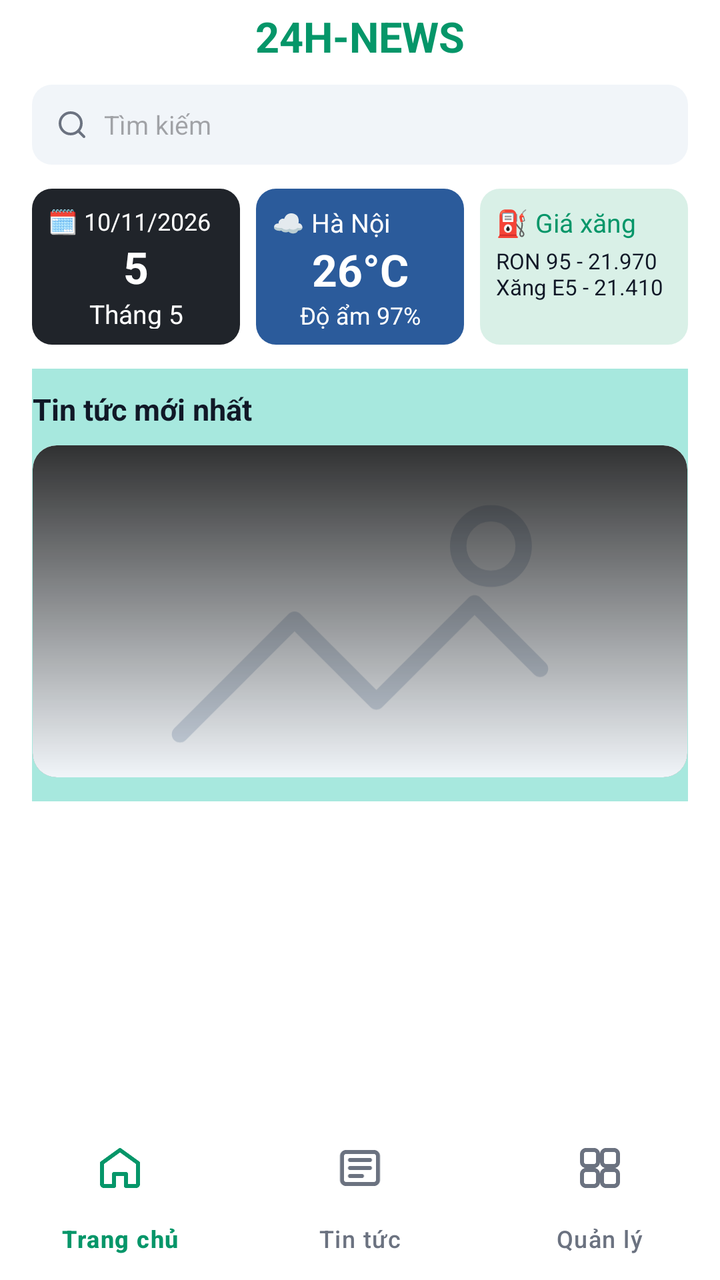
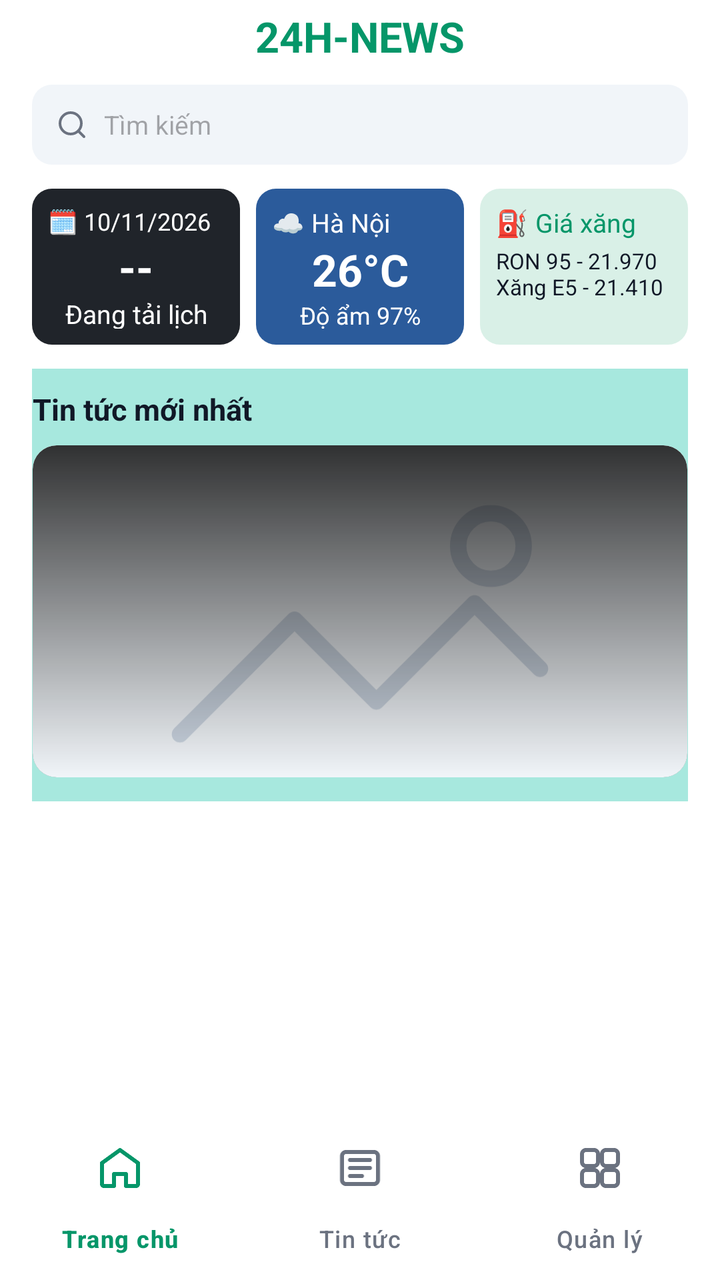

The first picture is an Android layout as it rendered before a commit; the second is the same layout after the commit. The layout source and the unified diff follow.
<!-- AndroidManifest.xml: application theme Theme.NewsManagement -->
<!-- res/layout/activity_home.xml -->
<?xml version="1.0" encoding="utf-8"?>
<androidx.constraintlayout.widget.ConstraintLayout xmlns:android="http://schemas.android.com/apk/res/android"
    xmlns:app="http://schemas.android.com/apk/res-auto"
    android:id="@+id/main"
    android:layout_width="match_parent"
    android:layout_height="match_parent"
    android:background="@color/white">

    <ScrollView
        android:id="@+id/homeScroll"
        android:layout_width="0dp"
        android:layout_height="0dp"
        android:fillViewport="true"
        android:clipToPadding="false"
        android:paddingStart="16dp"
        android:paddingTop="4dp"
        android:paddingEnd="16dp"
        android:paddingBottom="12dp"
        app:layout_constraintBottom_toTopOf="@id/bottomNavigation"
        app:layout_constraintEnd_toEndOf="parent"
        app:layout_constraintStart_toStartOf="parent"
        app:layout_constraintTop_toTopOf="parent">

        <LinearLayout
            android:layout_width="match_parent"
            android:layout_height="wrap_content"
            android:orientation="vertical">

            <TextView
                android:layout_width="match_parent"
                android:layout_height="wrap_content"
                android:gravity="center"
                android:text="24H-NEWS"
                android:textColor="@color/nav_active_green"
                android:textSize="21sp"
                android:textStyle="bold" />

            <LinearLayout
                android:layout_width="match_parent"
                android:layout_height="40dp"
                android:layout_marginTop="10dp"
                android:background="@drawable/bg_search_input"
                android:gravity="center_vertical"
                android:paddingStart="12dp"
                android:paddingEnd="12dp">

                <ImageView
                    android:layout_width="16dp"
                    android:layout_height="16dp"
                    android:contentDescription="Tìm kiếm"
                    android:src="@drawable/ic_search"
                    app:tint="@color/text_muted" />

                <EditText
                    android:id="@+id/etHomeSearch"
                    android:layout_width="match_parent"
                    android:layout_height="match_parent"
                    android:layout_marginStart="8dp"
                    android:background="@null"
                    android:hint="Tìm kiếm"
                    android:inputType="text"
                    android:maxLines="1"
                    android:textSize="13sp" />
            </LinearLayout>

            <LinearLayout
                android:layout_width="match_parent"
                android:layout_height="78dp"
                android:layout_marginTop="12dp"
                android:baselineAligned="false"
                android:orientation="horizontal">

                <LinearLayout
                    android:layout_width="0dp"
                    android:layout_height="match_parent"
                    android:layout_marginEnd="4dp"
                    android:layout_weight="1"
                    android:background="@drawable/bg_home_card_dark"
                    android:orientation="vertical"
                    android:padding="8dp">

                    <TextView
                        android:layout_width="wrap_content"
                        android:layout_height="wrap_content"
                        android:text="🗓️ 10/11/2026"
                        android:textColor="@color/white"
                        android:textSize="12sp" />

                    <TextView
                        android:layout_width="match_parent"
                        android:layout_height="wrap_content"
                        android:gravity="center"
                        android:text="5"
                        android:textColor="@color/white"
                        android:textSize="22sp"
                        android:textStyle="bold" />

                    <TextView
                        android:layout_width="match_parent"
                        android:layout_height="wrap_content"
                        android:gravity="center"
                        android:text="Tháng 5"
                        android:textColor="@color/white"
                        android:textSize="13sp" />
                </LinearLayout>

                <LinearLayout
                    android:layout_width="0dp"
                    android:layout_height="match_parent"
                    android:layout_marginStart="4dp"
                    android:layout_marginEnd="4dp"
                    android:layout_weight="1"
                    android:background="@drawable/bg_home_card_blue"
                    android:orientation="vertical"
                    android:padding="8dp">

                    <TextView
                        android:layout_width="wrap_content"
                        android:layout_height="wrap_content"
                        android:text="☁ Hà Nội"
                        android:textColor="@color/white"
                        android:textSize="13sp" />

                    <TextView
                        android:layout_width="match_parent"
                        android:layout_height="wrap_content"
                        android:gravity="center"
                        android:text="26°C"
                        android:textColor="@color/white"
                        android:textSize="22sp"
                        android:textStyle="bold" />

                    <TextView
                        android:layout_width="match_parent"
                        android:layout_height="wrap_content"
                        android:gravity="center"
                        android:text="Độ ẩm 97%"
                        android:textColor="@color/white"
                        android:textSize="12sp" />
                </LinearLayout>

                <LinearLayout
                    android:layout_width="0dp"
                    android:layout_height="match_parent"
                    android:layout_marginStart="4dp"
                    android:layout_weight="1"
                    android:background="@drawable/bg_home_card_green"
                    android:orientation="vertical"
                    android:padding="8dp">

                    <TextView
                        android:layout_width="wrap_content"
                        android:layout_height="wrap_content"
                        android:text="⛽️ Giá xăng"
                        android:textColor="@color/nav_active_green"
                        android:textSize="13sp" />

                    <TextView
                        android:layout_width="match_parent"
                        android:layout_height="wrap_content"
                        android:layout_marginTop="3dp"
                        android:text="RON 95 - 21.970\nXăng E5 - 21.410"
                        android:textColor="@color/text_primary"
                        android:textSize="11sp" />
                </LinearLayout>
            </LinearLayout>

            <LinearLayout
                android:layout_width="match_parent"
                android:layout_height="wrap_content"
                android:layout_marginStart="-16dp"
                android:layout_marginTop="12dp"
                android:layout_marginEnd="-16dp"
                android:background="#A7E8DE"
                android:orientation="vertical"
                android:paddingStart="16dp"
                android:paddingTop="10dp"
                android:paddingEnd="16dp"
                android:paddingBottom="12dp">

                <TextView
                    android:layout_width="wrap_content"
                    android:layout_height="wrap_content"
                    android:text="Tin tức mới nhất"
                    android:textColor="@color/text_primary"
                    android:textSize="15sp"
                    android:textStyle="bold" />

                <FrameLayout
                    android:id="@+id/featuredNews"
                    android:layout_width="match_parent"
                    android:layout_height="166dp"
                    android:layout_marginTop="8dp"
                    android:background="@drawable/bg_featured_news"
                    android:clickable="true"
                    android:focusable="true"
                    android:clipToOutline="true">

                    <ImageView
                        android:layout_width="match_parent"
                        android:layout_height="match_parent"
                        android:contentDescription="Ảnh tin nổi bật"
                        android:scaleType="centerCrop"
                        android:src="@drawable/ic_image_placeholder" />

                    <View
                        android:layout_width="match_parent"
                        android:layout_height="match_parent"
                        android:background="@drawable/bg_featured_news_overlay" />

                    <LinearLayout
                        android:layout_width="match_parent"
                        android:layout_height="wrap_content"
                        android:layout_gravity="bottom"
                        android:orientation="vertical"
                        android:padding="10dp">

                        <TextView
                            android:id="@+id/tvFeaturedCategory"
                            android:layout_width="wrap_content"
                            android:layout_height="wrap_content"
                            android:textColor="@color/white"
                            android:textSize="14sp" />

                        <TextView
                            android:id="@+id/tvFeaturedTitle"
                            android:layout_width="match_parent"
                            android:layout_height="wrap_content"
                            android:layout_marginTop="4dp"
                            android:ellipsize="end"
                            android:maxLines="2"
                            android:textColor="@color/white"
                            android:textSize="16sp"
                            android:textStyle="bold" />

                        <TextView
                            android:id="@+id/tvFeaturedTime"
                            android:layout_width="wrap_content"
                            android:layout_height="wrap_content"
                            android:layout_marginTop="4dp"
                            android:textColor="@color/white"
                            android:textSize="9sp" />
                    </LinearLayout>
                </FrameLayout>
            </LinearLayout>

            <androidx.recyclerview.widget.RecyclerView
                android:id="@+id/rvLatestNews"
                android:layout_width="match_parent"
                android:layout_height="wrap_content"
                android:nestedScrollingEnabled="false"
                android:paddingTop="8dp" />
        </LinearLayout>
    </ScrollView>

    <com.google.android.material.bottomnavigation.BottomNavigationView
        android:id="@+id/bottomNavigation"
        android:layout_width="0dp"
        android:layout_height="wrap_content"
        android:background="@color/white"
        app:elevation="0dp"
        app:itemActiveIndicatorStyle="@style/Widget.Custom.NoIndicator"
        app:itemIconSize="24dp"
        app:itemIconTint="@color/bottom_nav_color_selector"
        app:itemTextColor="@color/bottom_nav_color_selector"
        app:labelVisibilityMode="labeled"
        app:layout_constraintBottom_toBottomOf="parent"
        app:layout_constraintEnd_toEndOf="parent"
        app:layout_constraintStart_toStartOf="parent"
        app:menu="@menu/bottom_nav_menu" />
</androidx.constraintlayout.widget.ConstraintLayout>
<!-- resources referenced by this layout -->
<resources>
  <color name="nav_active_green">#059669</color>
  <color name="text_muted">#6B7280</color>
  <color name="text_primary">#111827</color>
  <color name="white">#FFFFFFFF</color>
  <!-- drawable bg_featured_news (drawable) -->
  <?xml version="1.0" encoding="utf-8"?>
  <layer-list xmlns:android="http://schemas.android.com/apk/res/android">
      <item>
          <shape android:shape="rectangle">
              <solid android:color="#40514E" />
              <corners android:radius="12dp" />
          </shape>
      </item>
      <item android:top="90dp">
          <shape android:shape="rectangle">
              <gradient
                  android:angle="90"
                  android:endColor="#CC000000"
                  android:startColor="#00000000" />
              <corners android:radius="12dp" />
          </shape>
      </item>
  </layer-list>
  <!-- drawable bg_featured_news_overlay (drawable) -->
  <?xml version="1.0" encoding="utf-8"?>
  <shape xmlns:android="http://schemas.android.com/apk/res/android"
      android:shape="rectangle">
      <gradient
          android:angle="90"
          android:endColor="#CC000000"
          android:startColor="#00000000" />
      <corners android:radius="12dp" />
  </shape>
  <!-- drawable bg_home_card_blue (drawable) -->
  <?xml version="1.0" encoding="utf-8"?>
  <shape xmlns:android="http://schemas.android.com/apk/res/android">
      <solid android:color="#2B5B9B" />
      <corners android:radius="10dp" />
  </shape>
  <!-- drawable bg_home_card_dark (drawable) -->
  <?xml version="1.0" encoding="utf-8"?>
  <shape xmlns:android="http://schemas.android.com/apk/res/android">
      <solid android:color="#20242A" />
      <corners android:radius="10dp" />
  </shape>
  <!-- drawable bg_home_card_green (drawable) -->
  <?xml version="1.0" encoding="utf-8"?>
  <shape xmlns:android="http://schemas.android.com/apk/res/android">
      <solid android:color="#D9F0E7" />
      <corners android:radius="10dp" />
  </shape>
  <!-- drawable bg_search_input (drawable) -->
  <?xml version="1.0" encoding="utf-8"?>
  <shape xmlns:android="http://schemas.android.com/apk/res/android"
      android:shape="rectangle">
      <solid android:color="@color/search_bg" />
      <corners android:radius="10dp" />
  </shape>
  <!-- drawable ic_image_placeholder (drawable) -->
  <vector xmlns:android="http://schemas.android.com/apk/res/android"
      android:width="80dp"
      android:height="60dp"
      android:viewportWidth="80"
      android:viewportHeight="60">
    <path
        android:fillColor="#F1F5F9"
        android:pathData="M0,0h80v60H0z" />
    <path
        android:fillColor="@android:color/transparent"
        android:strokeColor="#CBD5E1"
        android:strokeWidth="2"
        android:strokeLineCap="round"
        android:strokeLineJoin="round"
        android:pathData="M18,45l14,-14l10,10l12,-12l8,8M52,22a4,4 0 1,0 8,0a4,4 0 1,0 -8,0" />
  </vector>
  <!-- drawable ic_search (drawable) -->
  <vector xmlns:android="http://schemas.android.com/apk/res/android"
      android:width="24dp"
      android:height="24dp"
      android:viewportWidth="24"
      android:viewportHeight="24">
    <path
        android:fillColor="@android:color/transparent"
        android:strokeColor="#FF000000"
        android:strokeWidth="2"
        android:strokeLineCap="round"
        android:strokeLineJoin="round"
        android:pathData="M11,19a8,8 0 1,0 0,-16 8,8 0 0,0 0,16zM21,21l-4.35,-4.35" />
  </vector>
  <style name="Widget.Custom.NoIndicator" parent="Widget.Material3.BottomNavigationView.ActiveIndicator">
          <item name="android:color">@android:color/transparent</item>
      </style>
  <style name="Theme.NewsManagement" parent="Base.Theme.NewsManagement" />
  <color name="search_bg">#F1F5F9</color>
  <style name="Base.Theme.NewsManagement" parent="Theme.Material3.DayNight.NoActionBar">
          
          <item name="android:statusBarColor">@color/white</item>
          <item name="android:windowLightStatusBar">true</item>
      </style>
</resources>

<!-- the commit's change to res/layout/activity_home.xml (unified diff, before → after) -->
@@ -80,6 +80,7 @@
                     android:padding="8dp">
 
                     <TextView
+                        android:id="@+id/tvLunarSolarDate"
                         android:layout_width="wrap_content"
                         android:layout_height="wrap_content"
                         android:text="🗓️ 10/11/2026"
@@ -87,19 +88,21 @@
                         android:textSize="12sp" />
 
                     <TextView
-                        android:layout_width="match_parent"
-                        android:layout_height="wrap_content"
-                        android:gravity="center"
-                        android:text="5"
+                        android:id="@+id/tvLunarDate"
+                        android:layout_width="match_parent"
+                        android:layout_height="wrap_content"
+                        android:gravity="center"
+                        android:text="--"
                         android:textColor="@color/white"
                         android:textSize="22sp"
                         android:textStyle="bold" />
 
                     <TextView
-                        android:layout_width="match_parent"
-                        android:layout_height="wrap_content"
-                        android:gravity="center"
-                        android:text="Tháng 5"
+                        android:id="@+id/tvLunarMonth"
+                        android:layout_width="match_parent"
+                        android:layout_height="wrap_content"
+                        android:gravity="center"
+                        android:text="Đang tải lịch âm..."
                         android:textColor="@color/white"
                         android:textSize="13sp" />
                 </LinearLayout>
